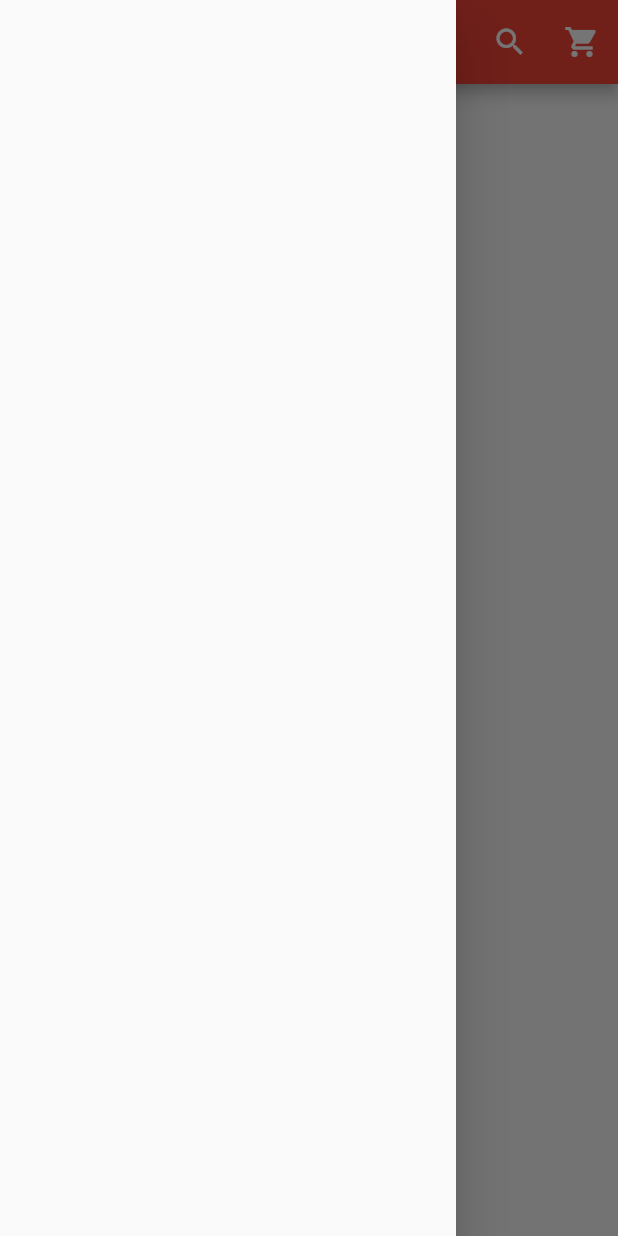
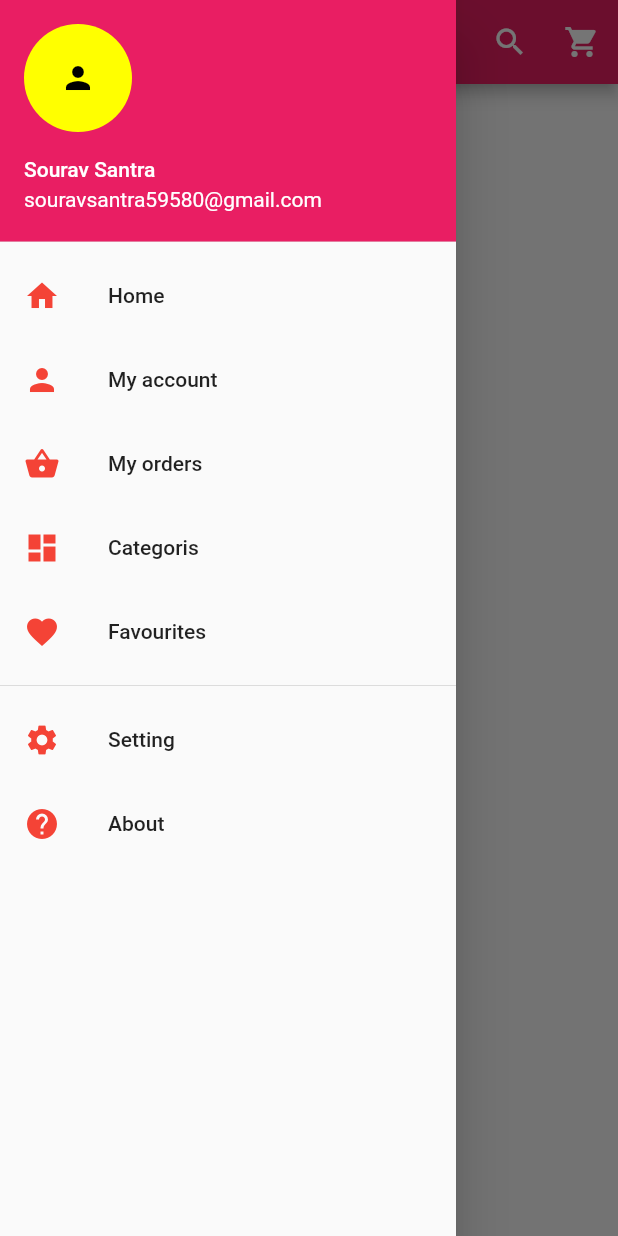
Before and after one commit to Sourav59580/Fashion_app_with-flutter, a Flutter app: the screen it shows after launch, with the side drawer open, on a phone screen of 412 x 824 dp. Run offline on Flutter 3.47's test engine with Material 2 defaults, Android fonts, the phone set to English and light mode, and no system bars.

Commit message:
second commit(08/07/2020)

```diff
--- a/lib/main.dart
+++ b/lib/main.dart
@@ -27,12 +27,74 @@ class _HomePageState extends State<HomePage> {
             onPressed: (){},
           ),
         ],
-        backgroundColor: Colors.red,
+        backgroundColor: Colors.pink,
       ),
       drawer: Drawer(
         child: new ListView(
           children: <Widget>[
-
+            //header part of drawer
+            UserAccountsDrawerHeader(
+                accountName: Text("Sourav Santra"),
+                accountEmail: Text("souravsantra59580@gmail.com"),
+            currentAccountPicture: GestureDetector(
+              child: CircleAvatar(
+                child: Icon(Icons.person,color: Colors.black,),
+                backgroundColor: Colors.yellowAccent,
+              ),
+            ),
+            decoration: BoxDecoration(
+              color: Colors.pink
+            ),),
+            InkWell(
+              onTap: (){},
+              child: ListTile(
+                leading: Icon(Icons.home,color: Colors.red,),
+                title: Text("Home"),
+              ),
+            ),
+            InkWell(
+              onTap: (){},
+              child: ListTile(
+                leading: Icon(Icons.person,color: Colors.red,),
+                title: Text("My account"),
+              ),
+            ),
+            InkWell(
+              onTap: (){},
+              child: ListTile(
+                leading: Icon(Icons.shopping_basket,color: Colors.red,),
+                title: Text("My orders"),
+              ),
+            ),
+            InkWell(
+              onTap: (){},
+              child: ListTile(
+                leading: Icon(Icons.dashboard,color: Colors.red,),
+                title: Text("Categoris"),
+              ),
+            ),
+            InkWell(
+              onTap: (){},
+              child: ListTile(
+                leading: Icon(Icons.favorite,color: Colors.red,),
+                title: Text("Favourites"),
+              ),
+            ),
+            Divider(),
+            InkWell(
+              onTap: (){},
+              child: ListTile(
+                leading: Icon(Icons.settings,color: Colors.red,),
+                title: Text("Setting"),
+              ),
+            ),
+            InkWell(
+              onTap: (){},
+              child: ListTile(
+                leading: Icon(Icons.help,color: Colors.red,),
+                title: Text("About"),
+              ),
+            )
           ],
         ),
       ),
```
Also changed, not shown: 1 other file.
